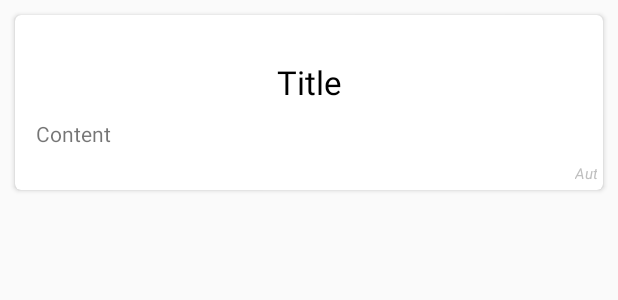
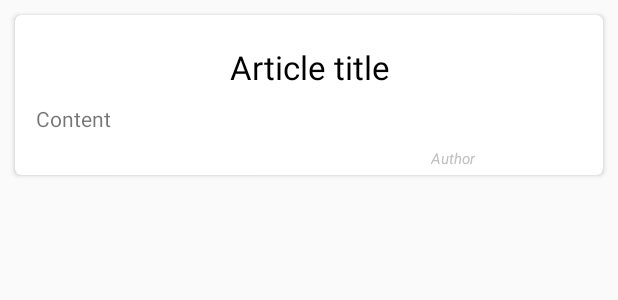
Before and after one commit to AlexMisiulia/cs-mobile, an Android app: the layout article_list_view.xml on its own in the app's theme, with its tools: preview values and no code run, on a phone screen of 412 x 824 dp. Shown: the top 300 px of the screen. Run offline under Robolectric (Android 15) with nearby library versions, the phone set to English and light mode, and no system bars; network calls fail.

Commit message:
fixes comments

```diff
--- a/app/src/main/java/com/binarysages/mobile/app/corespirit/models/ArticleModel.kt
+++ b/app/src/main/java/com/binarysages/mobile/app/corespirit/models/ArticleModel.kt
@@ -11,7 +11,7 @@ data class ArticleModel(
 ) {
     data class ArticleItem(
         @SerializedName(value = "container") val container: String?,
-        @SerializedName(value = "name") val imageNAME: String,
+        @SerializedName(value = "name") internal val imageName: String,
         @SerializedName(value = "legacyUrl") val legacyUrl: String,
         @SerializedName(value = "name1200") val name1200: String?
     )
--- a/app/src/main/java/com/binarysages/mobile/app/corespirit/network/ImageURL.kt
+++ b/app/src/main/java/com/binarysages/mobile/app/corespirit/network/ImageURL.kt
@@ -2,18 +2,16 @@ package com.binarysages.mobile.app.corespirit.network
 
 import com.binarysages.mobile.app.corespirit.models.ArticleModel
 
-class ImageURL(val articleModel: ArticleModel) {
-    fun getURL(): String {
+fun getURL(articleModel: ArticleModel): String {
     val baseURL = "https://master.stage.binarysages.com/api/Containers/corespirit-test/download/"
     articleModel.image?.let {
         articleModel.image.container?.let {
             articleModel.image.name1200?.let {
                 return baseURL + articleModel.image.name1200
             }
-                return baseURL + articleModel.image.imageNAME
+            return baseURL + articleModel.image.imageName
         }
         return articleModel.image.legacyUrl
     }
     return ""
 }
-}
--- a/app/src/main/res/layout/article_list_view.xml
+++ b/app/src/main/res/layout/article_list_view.xml
@@ -1,41 +1,41 @@
 <?xml version="1.0" encoding="utf-8"?>
 <androidx.cardview.widget.CardView xmlns:android="http://schemas.android.com/apk/res/android"
     xmlns:app="http://schemas.android.com/apk/res-auto"
-    style="@style/cardStyle"
+    xmlns:tools="http://schemas.android.com/tools"
+    style="@style/CardStyle"
     android:layout_width="match_parent"
     android:layout_height="wrap_content"
-    android:layout_marginLeft="10sp"
-    android:layout_marginRight="10sp"
     app:cardCornerRadius="4dp">
 
     <androidx.constraintlayout.widget.ConstraintLayout
         android:layout_width="match_parent"
-        android:layout_height="match_parent"
+        android:layout_height="wrap_content"
         android:layout_margin="4dp">
 
         <ImageView
             android:id="@+id/articleImage"
-            android:layout_width="match_parent"
+            android:layout_width="wrap_content"
             android:layout_height="wrap_content"
             android:layout_alignParentTop="true"
-            android:layout_marginStart="8dp"
-            android:padding="4dp"
-            app:layout_constraintBottom_toBottomOf="parent"
+            android:layout_marginLeft="10dp"
+            android:layout_marginRight="10dp"
+            app:layout_constraintEnd_toEndOf="parent"
             app:layout_constraintStart_toStartOf="parent"
             app:layout_constraintTop_toTopOf="parent"
-            app:layout_constraintVertical_bias="0.023" />
+            tools:contentDescription="Image from API" />
 
         <TextView
             android:id="@+id/articleTitle"
-            style="@style/articleTitle"
-            android:layout_width="match_parent"
+            style="@style/ArticleTitle"
+            android:layout_width="wrap_content"
             android:layout_height="wrap_content"
             android:layout_marginTop="16dp"
             android:gravity="center"
             android:minLines="0"
-            android:text="Title"
-            app:layout_constraintStart_toEndOf="@+id/articleImage"
-            app:layout_constraintTop_toBottomOf="@+id/articleImage" />
+            app:layout_constraintEnd_toEndOf="parent"
+            app:layout_constraintStart_toStartOf="parent"
+            app:layout_constraintTop_toBottomOf="@+id/articleImage"
+            tools:text="Article title" />
 
         <TextView
             android:id="@+id/articleContent"
@@ -44,20 +44,20 @@
             android:layout_marginStart="10dp"
             android:layout_marginTop="10dp"
             android:layout_marginEnd="10dp"
-            android:text="Content"
             app:layout_constraintEnd_toEndOf="parent"
             app:layout_constraintStart_toEndOf="@+id/articleImage"
-            app:layout_constraintTop_toBottomOf="@+id/articleTitle" />
+            app:layout_constraintTop_toBottomOf="@+id/articleTitle"
+            tools:text="Content" />
 
         <TextView
             android:id="@+id/articleAuthor"
-            style="@style/articleAuthor"
+            style="@style/ArticleAuthor"
             android:layout_width="wrap_content"
             android:layout_height="wrap_content"
             android:layout_marginTop="10dp"
-            android:text="Author"
             app:layout_constraintEnd_toEndOf="@+id/articleContent"
             app:layout_constraintStart_toStartOf="@+id/articleContent"
-            app:layout_constraintTop_toBottomOf="@+id/articleContent" />
+            app:layout_constraintTop_toBottomOf="@+id/articleContent"
+            tools:text="Author" />
     </androidx.constraintlayout.widget.ConstraintLayout>
 </androidx.cardview.widget.CardView>
--- a/app/src/main/res/values/styles.xml
+++ b/app/src/main/res/values/styles.xml
@@ -7,17 +7,20 @@
         <item name="colorPrimaryDark">@color/colorPrimaryDark</item>
         <item name="colorAccent">@color/colorAccent</item>
     </style>
-    <style name="articleTitle">
+
+    <style name="ArticleTitle">
         <item name="android:textSize">22sp</item>
         <item name="android:textColor">#000000</item>
     </style>
-    <style name="cardStyle">
+
+    <style name="CardStyle">
         <item name="android:layout_marginRight">10sp</item>
         <item name="android:layout_marginLeft">10sp</item>
         <item name="android:layout_marginTop">10sp</item>
         <item name="android:layout_marginBottom">10sp</item>
     </style>
-    <style name="articleAuthor">
+
+    <style name="ArticleAuthor">
         <item name="android:textColor">#bfbfbf</item>
         <item name="android:textStyle">italic</item>
         <item name="android:textSize">10sp</item>
```
Also changed, not shown: app/build.gradle (+5 -6 lines), app/src/main/java/com/binarysages/mobile/app/corespirit/MainActivity.kt (+17 -11 lines), app/src/main/java/com/binarysages/mobile/app/corespirit/adapters/ArticleListAdapter.kt (+8 -8 lines), app/src/main/java/com/binarysages/mobile/app/corespirit/network/ApiWorks.kt (+8 -6 lines), app/src/main/res/layout/activity_article_item.xml (+5 -7 lines), app/src/main/res/layout/activity_main.xml (+2 -41 lines), app/src/main/res/menu/main_activity_menu.xml (added, +11 -0 lines). Lines whose indentation alone changed are shown as unchanged.
